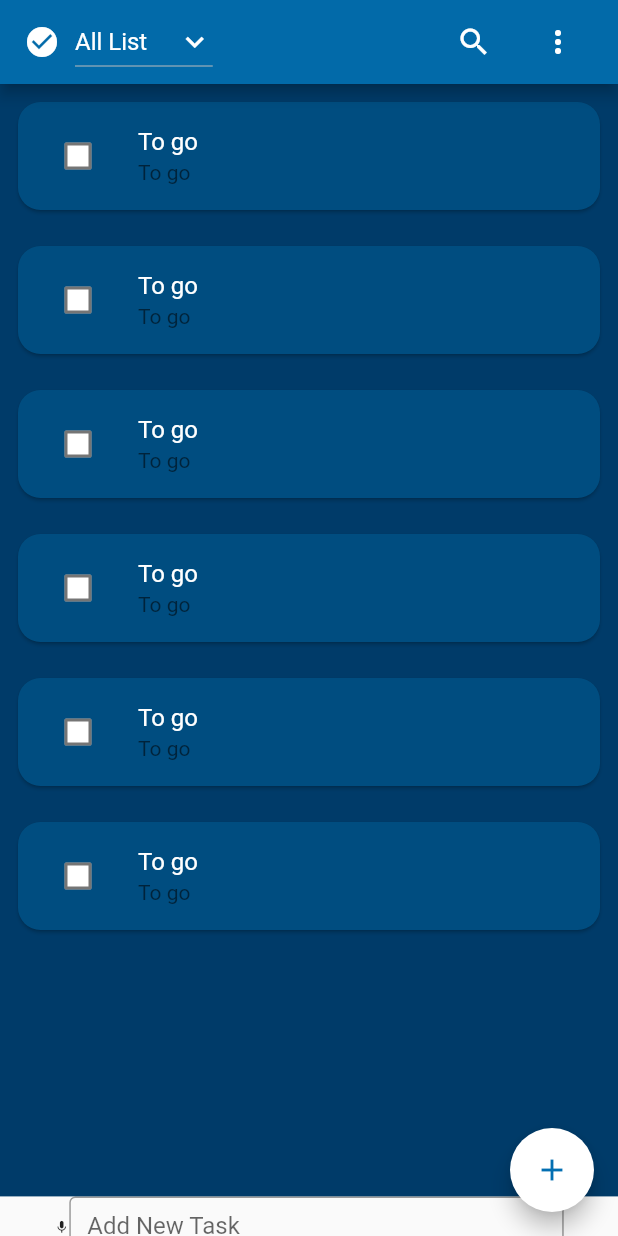
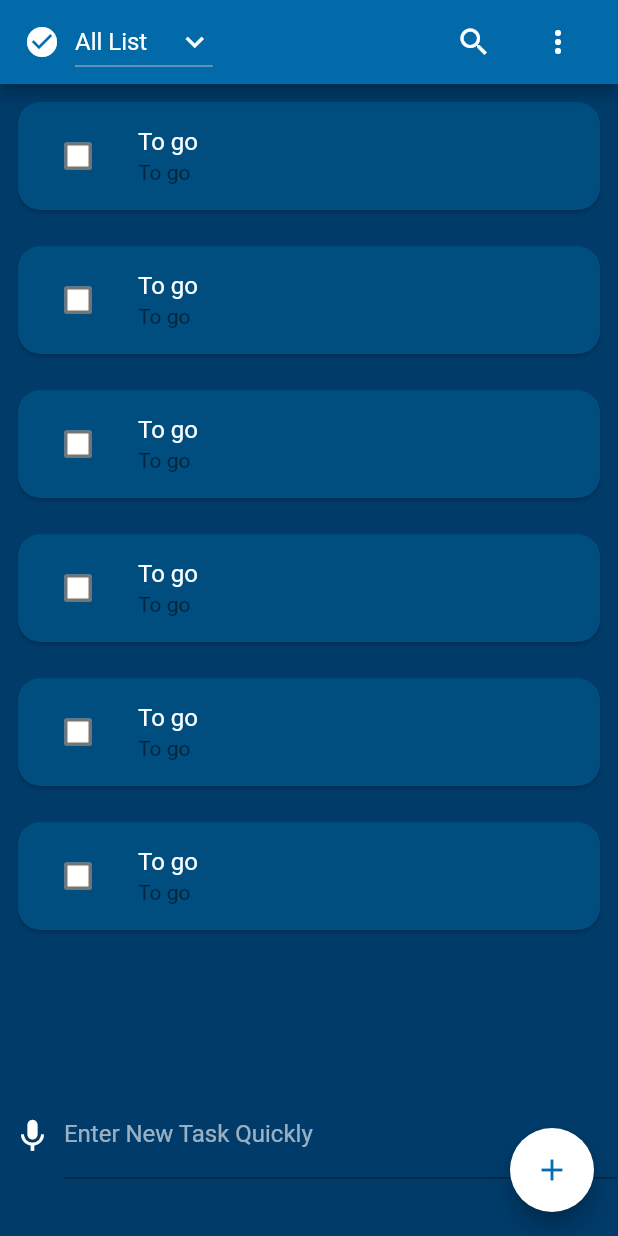
Before and after one commit to MFY2000/Jawan-Pakistan_Mobile-Hybrid-App-Dev-Using-Flutter_, a Flutter app: the screen it shows after launch, on a phone screen of 412 x 824 dp. Run offline on Flutter 3.47's test engine with Material 2 defaults, Android fonts, the light colour scheme and no system bars; our stand-ins replace font_awesome_flutter.

Commit message:
MFY auto commit at 08/11/2021 21:34:49

```diff
--- a/Tasks/Task09 (Todo App)/todo_app_1/lib/main.dart
+++ b/Tasks/Task09 (Todo App)/todo_app_1/lib/main.dart
@@ -1,3 +1,5 @@
+// ignore_for_file: prefer_const_constructors
+
 import 'package:flutter/material.dart';
 import 'package:todo_app_1/Custom/Menu.dart';
 import 'package:todo_app_1/Custom/listType.dart';
@@ -55,7 +57,8 @@ class _MyHomePageState extends State<MyHomePage> {
         foregroundColor: Colors.white,
         title: const listType(),
 
-        actions: const <Widget>[
+        // ignore: prefer_const_literals_to_create_immutables
+        actions: [
           Padding(
             padding: EdgeInsets.only(right: 20.0),
             child: Icon(Icons.search),
@@ -70,32 +73,42 @@ class _MyHomePageState extends State<MyHomePage> {
         //     Padding(padding: EdgeInsets.only(right: 15), child: Icon(Icons.delete_rounded),),
         //   ],
       ),
-      body: Column(
+      body: Container(
+        color: const Color(0XFF003B69),
+        padding: EdgeInsets.zero,
+        margin: EdgeInsets.zero,
+        child: Column(
           children: [
             Container(
-            height: MediaQuery.of(context).size.height * .9,
-            color: const Color(0XFF003B69),
+              padding: EdgeInsets.zero,
+              margin: EdgeInsets.zero,
+              height: MediaQuery.of(context).size.height * .80,
               child: todoList(
                 list: widget.lst,
               ),
             ),
             Container(
-            height: 40,
-
+              padding: EdgeInsets.zero,
+              margin: EdgeInsets.zero,
+              height: MediaQuery.of(context).size.height * .1,
               child: Row(
                 mainAxisAlignment: MainAxisAlignment.center,
                 children: [
-                Icon(
+                  Padding(
+                    padding: EdgeInsets.all(8),
+                    child: Icon(
                       Icons.keyboard_voice,
-                  size: 10,
+                      size: 26,
+                      color: Colors.white,
                     ),
-                Container(
-                  width: MediaQuery.of(context).size.width * .8,
-                  child: TextField(
+                  ),
+                  SizedBox(
+                    width: MediaQuery.of(context).size.width * .895,
+                    child: const TextField(
                       decoration: InputDecoration(
-                      border: OutlineInputBorder(),
-                      labelText: 'Add New Task',
-                    ),
+                          labelText: 'Enter New Task Quickly',
+                          labelStyle: TextStyle(color: Colors.white60),
+                          fillColor: Colors.white),
                     ),
                   )
                 ],
@@ -103,9 +116,10 @@ class _MyHomePageState extends State<MyHomePage> {
             ),
           ],
         ),
+      ),
 
       floatingActionButton: FloatingActionButton(
-        onPressed: () => {},
+        onPressed: OnPressedAdd_Btn,
         foregroundColor: const Color(0XFF036FB2),
         backgroundColor: Colors.white,
         tooltip: 'Increment',
@@ -113,4 +127,11 @@ class _MyHomePageState extends State<MyHomePage> {
       ), // This trailing comma makes auto-formatting nicer for build methods.
     );
   }
+
+  OnPressedAdd_Btn() {
+    Navigator.push(
+      context,
+      MaterialPageRoute(builder: (context) => addTask()),
+    );
   }
+}
```
Lines whose indentation alone changed are shown as unchanged.
